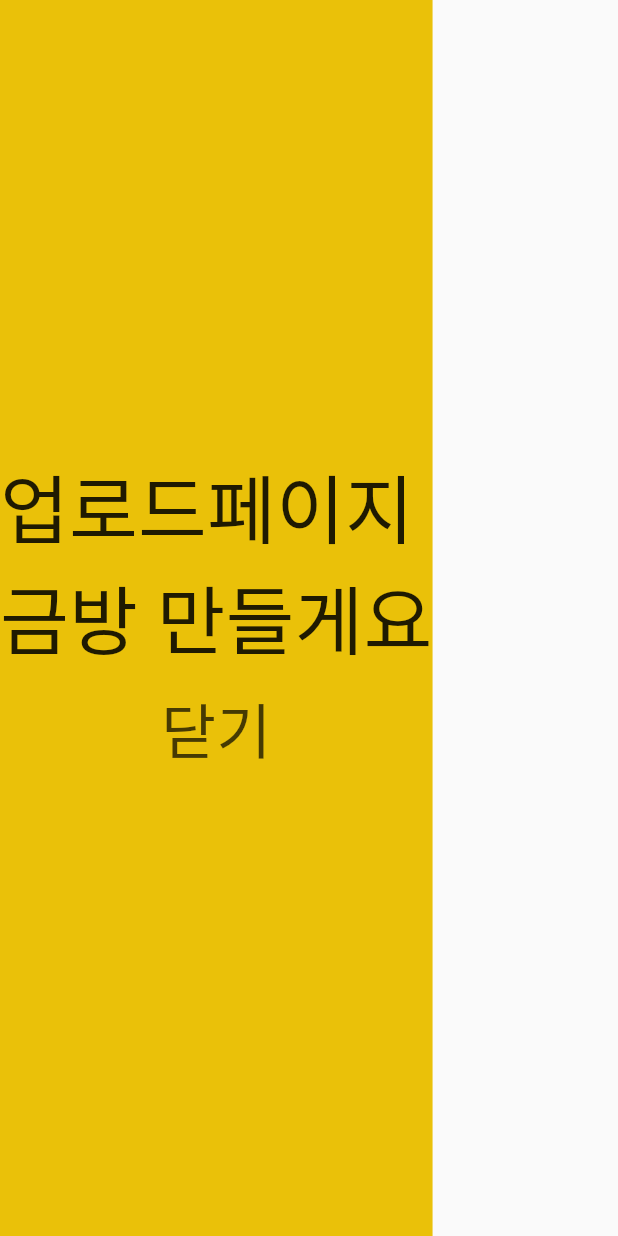
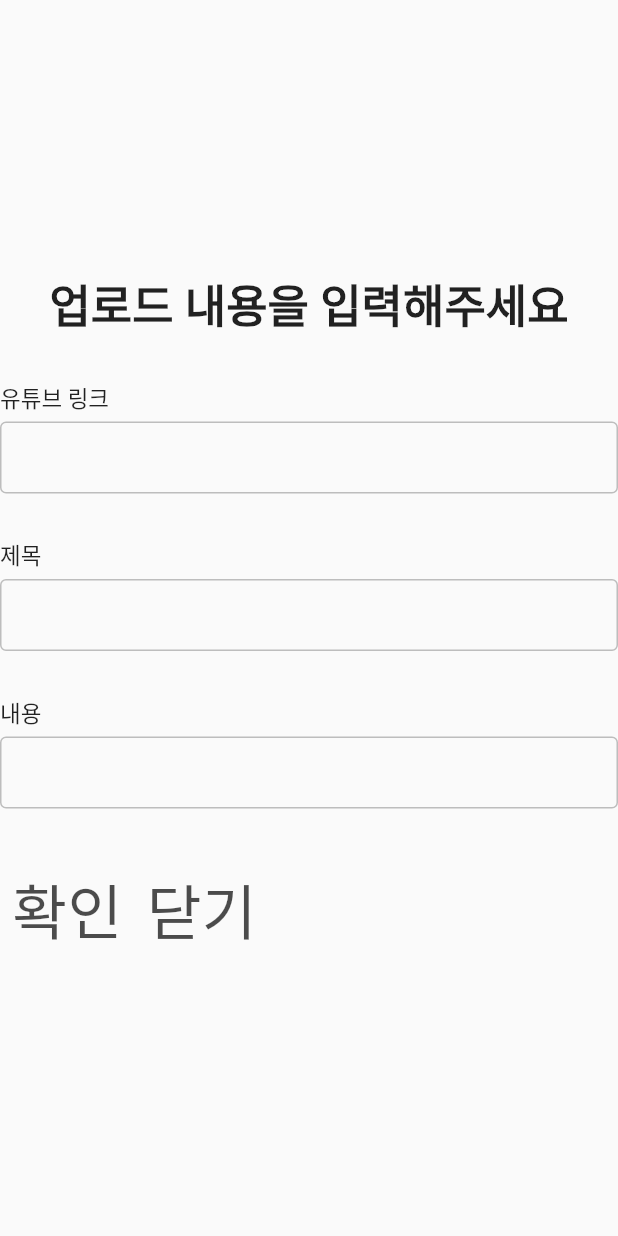
Before and after one commit to skay138/digginfront, a Flutter app: the UploadPage screen opened directly, on a phone screen of 412 x 824 dp. Run offline on Flutter 3.47's test engine with Material 2 defaults, Android fonts, the phone set to English and light mode, and no system bars; our stand-ins replace firebase_auth, firebase_core, font_awesome_flutter, google_sign_in, image_picker, permission_handler and 2 more; accounts and stored records are empty; network calls fail.

Commit message:
uploadpage WIP

```diff
--- a/lib/screens/signUpPage.dart
+++ b/lib/screens/signUpPage.dart
@@ -301,19 +301,10 @@ Widget makeInput({label, obsureText = false, setInfo, infoType}) {
           setInfo(infoType, value);
         },
         obscureText: obsureText,
-        decoration: InputDecoration(
-          contentPadding:
-              const EdgeInsets.symmetric(vertical: 0, horizontal: 10),
-          enabledBorder: OutlineInputBorder(
-            borderSide: BorderSide(color: Colors.grey.shade400),
-          ),
-          border: OutlineInputBorder(
-              borderSide: BorderSide(color: Colors.grey.shade400)),
-        ),
       ),
       const SizedBox(
         height: 30,
-      )
+      ),
     ],
   );
 }
--- a/lib/screens/uploadPage.dart
+++ b/lib/screens/uploadPage.dart
@@ -1,23 +1,82 @@
+import 'package:digginfront/models/postModel.dart';
+import 'package:digginfront/models/userModel.dart';
 import 'package:flutter/material.dart';
 
 class UploadPage extends StatefulWidget {
-  const UploadPage({super.key});
+  late postModel post;
+  late userModel user;
+  UploadPage({super.key});
 
   @override
   State<UploadPage> createState() => _UploadPageState();
 }
 
 class _UploadPageState extends State<UploadPage> {
+  Map<String, dynamic> postInfo = {
+    'id': 0,
+    'uid': '',
+    'title': '',
+    'content': '',
+    'youtube_link': '',
+    'nickname': '',
+    'like_count': 0,
+    'userlike': 0,
+    'date': '',
+    'youtube_data': {},
+  };
+  void setInfo(String infoType, info) {
+    setState(() {
+      postInfo[infoType] = info;
+    });
+  }
+
+  @override
+  void initState() {
+    super.initState();
+  }
+
   @override
   Widget build(BuildContext context) {
-    return Container(
-      decoration: const BoxDecoration(color: Color.fromARGB(255, 234, 193, 9)),
+    return Scaffold(
+      body: SafeArea(
         child: Column(
           mainAxisAlignment: MainAxisAlignment.center,
           children: [
             const Text(
-            '업로드페이지\n금방 만들게요',
-            style: TextStyle(fontSize: 50),
+              "업로드 내용을 입력해주세요",
+              style: TextStyle(
+                fontSize: 30,
+                fontWeight: FontWeight.bold,
+              ),
+            ),
+            const SizedBox(
+              height: 30,
+            ),
+            makeInput(
+              label: "유튜브 링크",
+              setInfo: setInfo,
+              infoType: 'youtube_link',
+            ),
+            makeInput(
+              label: "제목",
+              setInfo: setInfo,
+              infoType: 'title',
+            ),
+            makeInput(
+              label: "내용",
+              setInfo: setInfo,
+              infoType: 'content',
+            ),
+            Row(
+              children: [
+                TextButton(
+                  onPressed: () {
+                    Navigator.pop(context);
+                  },
+                  child: const Text(
+                    '확인',
+                    style: TextStyle(fontSize: 40),
+                  ),
                 ),
                 TextButton(
                   onPressed: () {
@@ -30,6 +89,43 @@ class _UploadPageState extends State<UploadPage> {
                 ),
               ],
             ),
+          ],
+        ),
+      ),
     );
   }
 }
+
+Widget makeInput({label, obsureText = false, setInfo, infoType}) {
+  return Column(
+    crossAxisAlignment: CrossAxisAlignment.start,
+    children: [
+      Text(
+        label,
+        style: const TextStyle(
+            fontSize: 15, fontWeight: FontWeight.w400, color: Colors.black87),
+      ),
+      const SizedBox(
+        height: 5,
+      ),
+      TextField(
+        onChanged: (value) {
+          setInfo(infoType, value);
+        },
+        obscureText: obsureText,
+        decoration: InputDecoration(
+          contentPadding:
+              const EdgeInsets.symmetric(vertical: 0, horizontal: 10),
+          enabledBorder: OutlineInputBorder(
+            borderSide: BorderSide(color: Colors.grey.shade400),
+          ),
+          border: OutlineInputBorder(
+              borderSide: BorderSide(color: Colors.grey.shade400)),
+        ),
+      ),
+      const SizedBox(
+        height: 30,
+      )
+    ],
+  );
+}
--- a/lib/widgets/bottomBar.dart
+++ b/lib/widgets/bottomBar.dart
@@ -33,7 +33,7 @@ class _BottomBarState extends State<BottomBar> {
                   Navigator.push(
                     context,
                     MaterialPageRoute<void>(
-                      builder: (BuildContext context) => const UploadPage(),
+                      builder: (BuildContext context) => UploadPage(),
                     ),
                   );
                 },
```
Lines whose indentation alone changed are shown as unchanged.
